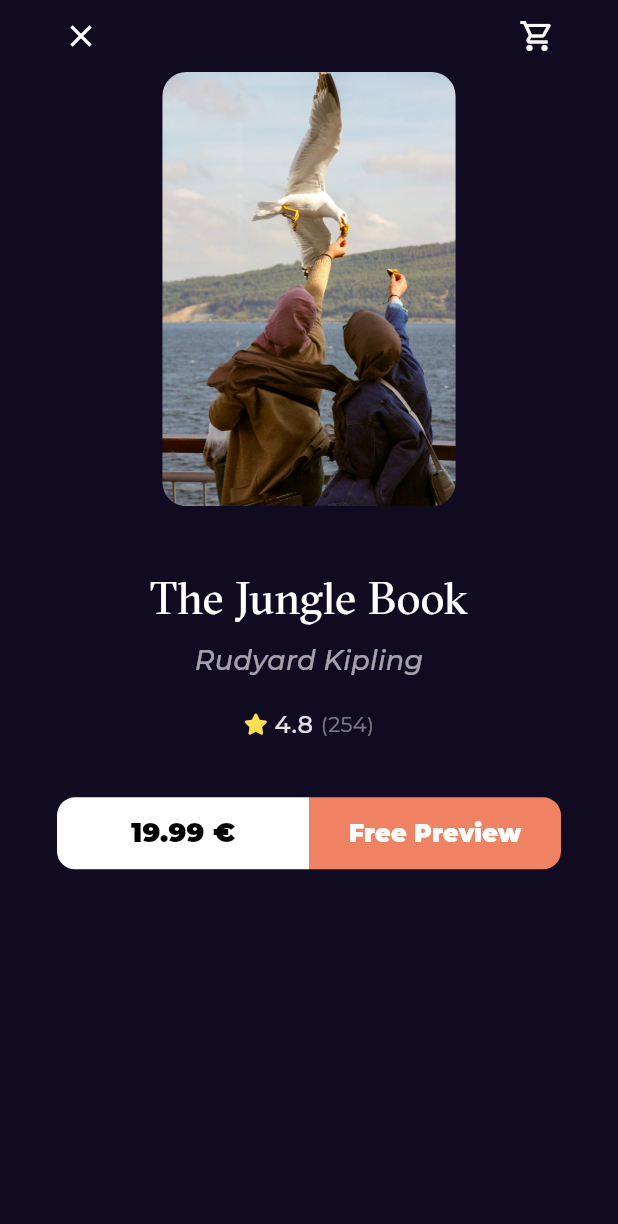
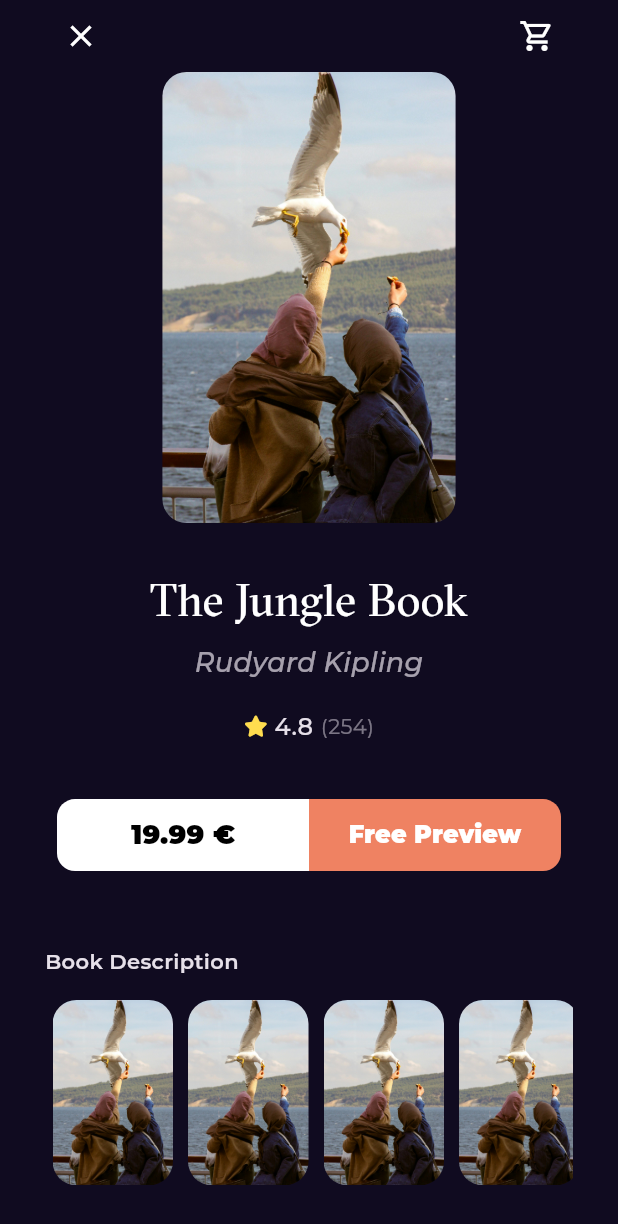
Before and after one commit to 7odaHany/Bookly, a Flutter app: the BookDetailsView screen opened by its route, on a phone screen of 412 x 824 dp. Shown: the top 1224 px of the screen. Run offline on Flutter 3.47's test engine with Material 3 defaults, Android fonts, the phone set to English and light mode, and no system bars; our stand-ins replace flutter_svg, font_awesome_flutter, go_router, google_fonts.

Commit message:
refactor book details view layout and add featured books list

```diff
--- a/lib/Features/home/presentation/views/widgets/book_details_view_body.dart
+++ b/lib/Features/home/presentation/views/widgets/book_details_view_body.dart
@@ -11,7 +11,11 @@ class BookDetailsViewBody extends StatelessWidget {
   @override
   Widget build(BuildContext context) {
     var width = MediaQuery.of(context).size.width;
-    return Padding(
+    return CustomScrollView(
+      slivers: [
+        SliverFillRemaining(
+          hasScrollBody: false,
+          child: Padding(
             padding: const EdgeInsets.symmetric(horizontal: 30),
             child: Column(
               children: [
@@ -21,7 +25,7 @@ class BookDetailsViewBody extends StatelessWidget {
                   child: const CustomBookItem(),
                 ),
                 const SizedBox(
-            height: 43,
+                  height: 33,
                 ),
                 Text(
                   'The Jungle Book',
@@ -52,7 +56,52 @@ class BookDetailsViewBody extends StatelessWidget {
                   height: 37,
                 ),
                 const BooksAction(),
+                const Expanded(
+                  child: SizedBox(
+                    height: 50,
+                  ),
+                ),
+                Align(
+                  alignment: Alignment.centerLeft,
+                  child: Text(
+                    'Book Description',
+                    style: Styles.textStyle14.copyWith(
+                      fontWeight: FontWeight.w600,
+                    ),
+                  ),
+                ),
+                const SizedBox(
+                  height: 16,
+                ),
+                const SimilarBooksListView(),
+                const SizedBox(
+                  height: 40,
+                ),
               ],
+            ),
+          ),
+        )
+      ],
+    );
+  }
+}
+
+class SimilarBooksListView extends StatelessWidget {
+  const SimilarBooksListView({super.key});
+
+  @override
+  Widget build(BuildContext context) {
+    return SizedBox(
+      height: MediaQuery.of(context).size.height * 0.15,
+      child: ListView.builder(
+        scrollDirection: Axis.horizontal,
+        itemBuilder: (context, index) {
+          return const Padding(
+            padding: EdgeInsets.symmetric(horizontal: 5),
+            child: CustomBookItem(),
+          );
+        },
+        itemCount: 5,
       ),
     );
   }
--- a/lib/Features/home/presentation/views/widgets/custom_book_item.dart
+++ b/lib/Features/home/presentation/views/widgets/custom_book_item.dart
@@ -7,7 +7,7 @@ class CustomBookItem extends StatelessWidget {
   @override
   Widget build(BuildContext context) {
     return AspectRatio(
-      aspectRatio: 2.7 / 4,
+      aspectRatio: 2.6 / 4,
       child: Container(
           decoration:  BoxDecoration(
               borderRadius: BorderRadius.circular(16),
--- a/lib/Features/home/presentation/views/widgets/home_view_body.dart
+++ b/lib/Features/home/presentation/views/widgets/home_view_body.dart
@@ -1,6 +1,6 @@
 import 'package:bookly/Features/home/presentation/views/widgets/best_seller_list_view.dart';
 import 'package:bookly/Features/home/presentation/views/widgets/custom_appbar.dart';
-import 'package:bookly/Features/home/presentation/views/widgets/cutsom_list_view.dart';
+import 'package:bookly/Features/home/presentation/views/widgets/featured_list_view.dart';
 import 'package:bookly/core/Utils/styles.dart';
 import 'package:flutter/material.dart';
 
--- a/lib/Features/splash/presentation/views/widgets/splash_view_body.dart
+++ b/lib/Features/splash/presentation/views/widgets/splash_view_body.dart
@@ -1,6 +1,4 @@
-import 'package:bookly/Features/home/presentation/views/home_view.dart';
 import 'package:bookly/Features/splash/presentation/views/widgets/sliding_text.dart';
-import 'package:bookly/constants.dart';
 import 'package:bookly/core/Utils/app_router.dart';
 import 'package:bookly/core/Utils/assets.dart';
 import 'package:flutter/material.dart';
```
Also changed, not shown: lib/Features/home/presentation/views/widgets/featured_list_view.dart (renamed from lib/Features/home/presentation/views/widgets/cutsom_list_view.dart). Lines whose indentation alone changed are shown as unchanged.
